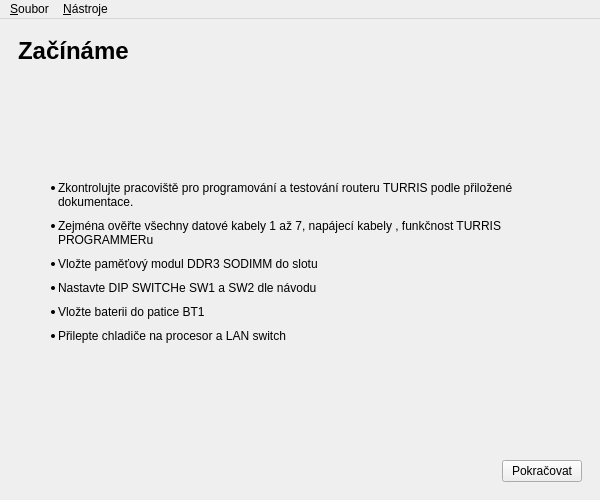
This is gui/installer.ui in turris-cz/rtools-gui as Qt 5 draws it before an edit. The edited form follows.
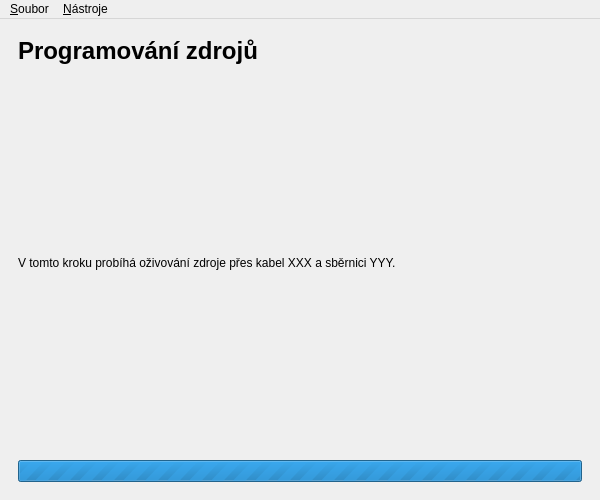
This is the edited form. The open tabs and pages were chosen to show the change. Icons and pictures are not drawn.

Commit message: flashing of power using openocd

Patch:
```diff
--- a/gui/installer.ui
+++ b/gui/installer.ui
@@ -149,6 +149,40 @@
         </item>
        </layout>
       </widget>
+      <widget class="QWidget" name="stepPower">
+       <layout class="QVBoxLayout" name="verticalLayout_21">
+        <item>
+         <widget class="QLabel" name="label_19">
+          <property name="text">
+           <string>&lt;h1&gt;Programování zdrojů&lt;/h1&gt;</string>
+          </property>
+         </widget>
+        </item>
+        <item>
+         <widget class="QLabel" name="label_21">
+          <property name="sizePolicy">
+           <sizepolicy hsizetype="Preferred" vsizetype="Preferred">
+            <horstretch>1</horstretch>
+            <verstretch>1</verstretch>
+           </sizepolicy>
+          </property>
+          <property name="text">
+           <string>V tomto kroku probíhá oživování zdroje přes kabel XXX a sběrnici YYY.</string>
+          </property>
+         </widget>
+        </item>
+        <item>
+         <widget class="QProgressBar" name="progressBar_3">
+          <property name="maximum">
+           <number>0</number>
+          </property>
+          <property name="value">
+           <number>0</number>
+          </property>
+         </widget>
+        </item>
+       </layout>
+      </widget>
       <widget class="QWidget" name="stepI2C">
        <layout class="QVBoxLayout" name="verticalLayout_8">
         <item>
```
Left out of the diff: 2 changed lines with no effect on the pictures. The commit also changes 6 other files.
